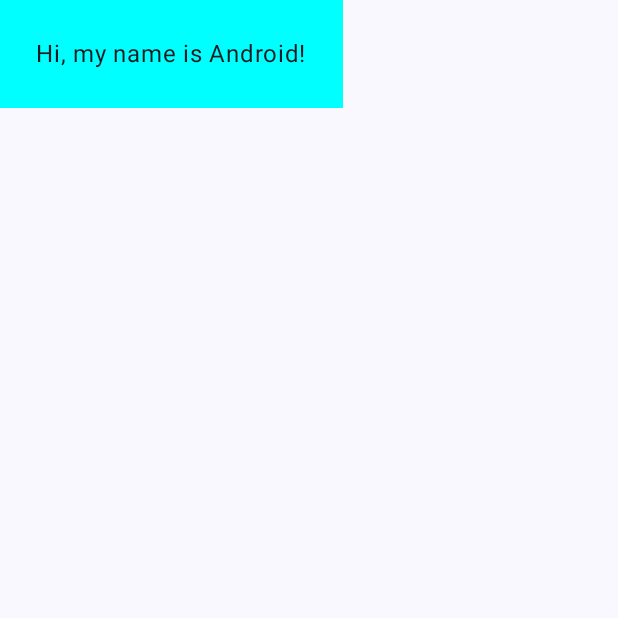
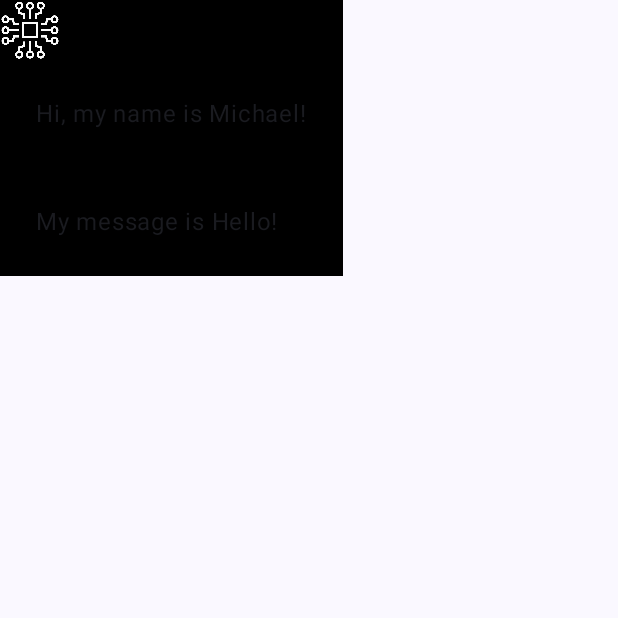
Before and after one commit to Mshnik/RacingRegistersCompanion, an Android app built with Jetpack Compose: the screen it shows after launch (MainActivity), on a phone screen of 412 x 824 dp, the top half of it. Run offline under Robolectric (Android 15) with nearby library versions, the phone set to English and light mode, and no system bars.

Commit message:
First part of composition tutorial in https://developer.android.com/develop/ui/compose/tutorial

```diff
--- a/app/src/main/java/com/redpup/racingregisters/companion/MainActivity.kt
+++ b/app/src/main/java/com/redpup/racingregisters/companion/MainActivity.kt
@@ -4,15 +4,21 @@ import android.os.Bundle
 import androidx.activity.ComponentActivity
 import androidx.activity.compose.setContent
 import androidx.activity.enableEdgeToEdge
+import androidx.compose.foundation.Image
+import androidx.compose.foundation.layout.Column
+import androidx.compose.foundation.layout.Spacer
 import androidx.compose.foundation.layout.fillMaxSize
 import androidx.compose.foundation.layout.padding
+import androidx.compose.foundation.layout.size
+import androidx.compose.foundation.layout.width
 import androidx.compose.material3.Scaffold
 import androidx.compose.material3.Surface
 import androidx.compose.material3.Text
 import androidx.compose.runtime.Composable
+import androidx.compose.ui.Alignment
 import androidx.compose.ui.Modifier
 import androidx.compose.ui.graphics.Color
-import androidx.compose.ui.tooling.preview.Preview
+import androidx.compose.ui.res.painterResource
 import androidx.compose.ui.unit.dp
 import com.redpup.racingregisters.companion.ui.theme.RacingRegistersCompanionTheme
 
@@ -24,7 +30,7 @@ class MainActivity : ComponentActivity() {
       RacingRegistersCompanionTheme {
         Scaffold(modifier = Modifier.fillMaxSize()) { innerPadding ->
           Greeting(
-            name = "Android",
+            message = Message("Michael", "Hello"),
             modifier = Modifier.padding(innerPadding)
           )
         }
@@ -33,20 +39,26 @@ class MainActivity : ComponentActivity() {
   }
 }
 
+data class Message(val author: String, val body: String)
+
 @Composable
-fun Greeting(name: String, modifier: Modifier = Modifier) {
-  Surface(color = Color.Cyan) {
-    Text(
-      text = "Hi, my name is $name!",
-      modifier = modifier.padding(24.dp)
-    )
+fun Greeting(message: Message, modifier: Modifier = Modifier) {
+  Surface(color = Color.Black) {
+    Column {
+      Image(
+        painter = painterResource(R.drawable.circuit),
+        contentDescription = "Circuit Image",
+        modifier = modifier.size(40.dp)
+      )
+      Text(
+        text = "Hi, my name is ${message.author}!",
+        modifier = modifier.padding(24.dp),
+      )
+      Spacer(modifier = modifier.width(8.dp))
+      Text(
+        text = "My message is ${message.body}!",
+        modifier = modifier.padding(24.dp)
+      )
+    }
   }
 }
-
-@Preview(showBackground = true)
-@Composable
-fun GreetingPreview() {
-  RacingRegistersCompanionTheme {
-    Greeting("Android")
-  }
-}
```
Also changed, not shown: app/src/main/res/drawable/circuit.png (added).
